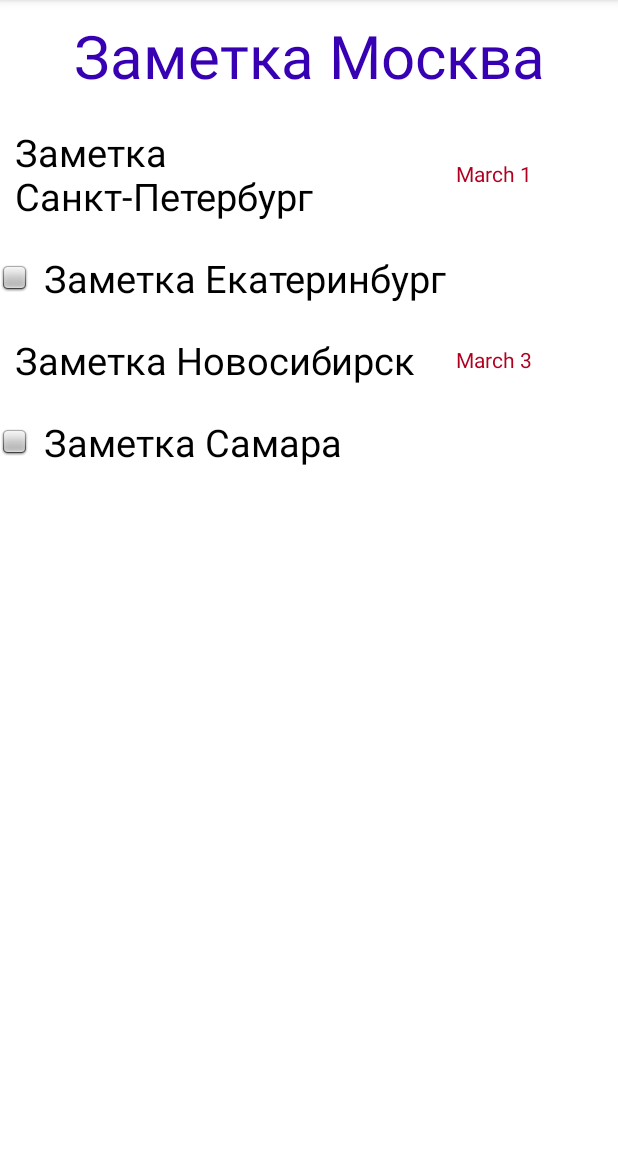
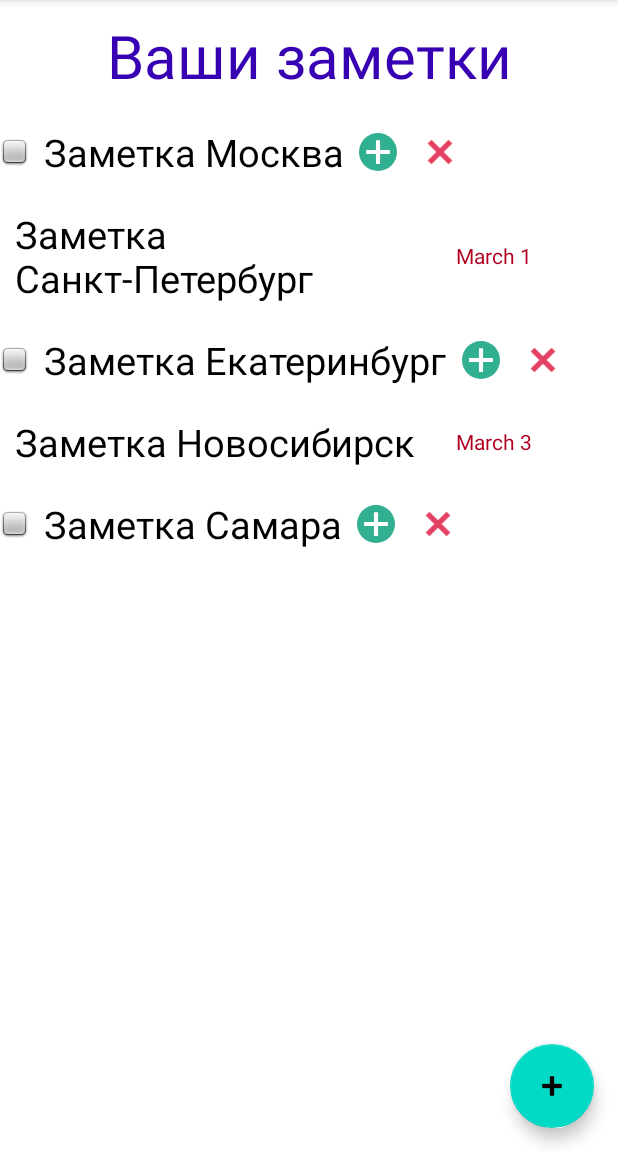
Before and after one commit to Iliassemeonidis/Android, an Android app: the screen it shows after launch (MainActivity), on a phone screen of 412 x 824 dp, the part 84-1236 px from its top. Run offline under Robolectric (Android 15) with nearby library versions, the phone set to English and light mode, and no system bars.

```diff
--- a/app/src/main/java/ru/adnroid/myapplication/Notes.java
+++ b/app/src/main/java/ru/adnroid/myapplication/Note.java
@@ -3,7 +3,7 @@ package ru.adnroid.myapplication;
 import android.os.Parcel;
 import android.os.Parcelable;
 
-public class Notes implements Parcelable {
+public class Note implements Parcelable {
     private int type;
     private String date;
     private String title;
@@ -11,28 +11,32 @@ public class Notes implements Parcelable {
     private int colour;
 
     // Создания  ранее сериализованных данных исходно объекта
-    public static final Creator<Notes> CREATOR = new Creator<Notes>() {
+    public static final Creator<Note> CREATOR = new Creator<Note>() {
         @Override
-        public Notes createFromParcel(Parcel source) {
+        public Note createFromParcel(Parcel source) {
             String title = source.readString();
             String description = source.readString();
             int colour = source.readInt();
-            return new Notes(title, description, colour);
+            return new Note(title, description, colour);
         }
 
         @Override
-        public Notes[] newArray(int size) {
-            return new Notes[size];
+        public Note[] newArray(int size) {
+            return new Note[size];
         }
     };
 
-    public Notes(String title, String description, int colour) {
+    public Note(String title, String description, int colour) {
         this.title = title;
         this.description = description;
         this.colour = colour;
     }
 
-    public Notes() {
+    public Note(int type) {
+        this.type = type;
+    }
+
+    public Note() {
     }
 
     public String getTitle() {
@@ -77,8 +81,8 @@ public class Notes implements Parcelable {
         dest.writeInt(colour);
     }
 
-    public Notes getInstance() {
-        return new Notes(title, description, colour);
+    public Note getInstance() {
+        return new Note(title, description, colour);
     }
 
 }
--- a/app/src/main/java/ru/adnroid/myapplication/main/MainFragment.java
+++ b/app/src/main/java/ru/adnroid/myapplication/main/MainFragment.java
@@ -8,7 +8,6 @@ import android.view.LayoutInflater;
 import android.view.MenuItem;
 import android.view.View;
 import android.view.ViewGroup;
-import android.widget.LinearLayout;
 
 import androidx.annotation.NonNull;
 import androidx.annotation.Nullable;
@@ -18,10 +17,12 @@ import androidx.fragment.app.FragmentManager;
 import androidx.fragment.app.FragmentTransaction;
 import androidx.recyclerview.widget.RecyclerView;
 
+import com.google.android.material.floatingactionbutton.FloatingActionButton;
+
 import java.util.ArrayList;
 
 import ru.adnroid.myapplication.EditFragment;
-import ru.adnroid.myapplication.Notes;
+import ru.adnroid.myapplication.Note;
 import ru.adnroid.myapplication.R;
 import ru.adnroid.myapplication.utils.ViewUtils;
 
@@ -36,11 +37,11 @@ public class MainFragment extends Fragment {
     public static final String LIST = "LIST";
     private static Bundle bundle;
     private MainFragmentAdapter adapter;
-    private ArrayList<Notes> notes;
+    private ArrayList<Note> notes;
 
     private final onClickItem onClickItem = new onClickItem() {
         @Override
-        public void onClick(Notes notes) {
+        public void onClick(Note notes) {
             FragmentManager fragmentManager = requireActivity().getSupportFragmentManager();
             FragmentTransaction transaction = fragmentManager.beginTransaction();
             EditFragment editFragment = EditFragment.newInstance(notes);
@@ -61,10 +62,10 @@ public class MainFragment extends Fragment {
     }
 
     interface onClickItem {
-        void onClick(Notes notes);
+        void onClick(Note notes);
     }
 
-    public static MainFragment newInstance(ArrayList<Notes> notes) {
+    public static MainFragment newInstance(ArrayList<Note> notes) {
         MainFragment fragment = new MainFragment();
         Bundle args = new Bundle();
         args.putParcelableArrayList(BUNDLE, notes);
@@ -81,8 +82,12 @@ public class MainFragment extends Fragment {
     public void onViewCreated(@NonNull View view, @Nullable Bundle savedInstanceState) {
         super.onViewCreated(view, savedInstanceState);
         bundle = new Bundle();
-        createList((LinearLayout) view, savedInstanceState);
+        createList(view, savedInstanceState);
         setHasOptionsMenu(true);
+        FloatingActionButton actionButton = view.findViewById(R.id.floating_action_button);
+        actionButton.setOnClickListener(v -> {
+            adapter.appendItem();
+        });
     }
 
     @Override
@@ -96,7 +101,7 @@ public class MainFragment extends Fragment {
                 if (context != null) {
                     FragmentManager fragmentManager = context.getSupportFragmentManager();
                     FragmentTransaction transaction = fragmentManager.beginTransaction();
-                    EditFragment editFragment = EditFragment.newInstance(new Notes());
+                    EditFragment editFragment = EditFragment.newInstance(new Note());
                     editFragment.setTargetFragment(this, REQUEST_CODE);
                     if (ViewUtils.getOrientation(getResources().getConfiguration()) == Configuration.ORIENTATION_LANDSCAPE) {
                         transaction.replace(R.id.details_container, editFragment, EDIT_FRAGMENT_TAG);
@@ -127,19 +132,18 @@ public class MainFragment extends Fragment {
         }
     }
 
-    private void createList(@NonNull LinearLayout container, @Nullable Bundle savedInstanceState) {
+    private void createList(@NonNull View view, @Nullable Bundle savedInstanceState) {
         String[] cities = getResources().getStringArray(R.array.cities);
         if (savedInstanceState != null) {
             notes = savedInstanceState.getParcelableArrayList(LIST);
         } else {
             if (notes == null) {
                 notes = new ArrayList<>();
+                addHeader();
                 for (int i = 0; i < cities.length; i++) {
                     String title = cities[i];
-                    Notes note = new Notes(title, "Описание", R.color.purple_700);
-                    if (i == 0) {
-                        note.setType(HEADER_TYPE);
-                    } else if (i % 2 == 0) {
+                    Note note = new Note(title, "Описание", R.color.purple_700);
+                    if (i % 2 == 0) {
                         note.setType(MainFragmentAdapter.NOTE_TYPE);
                     } else {
                         note.setType(MainFragmentAdapter.REMINDER_TYPE);
@@ -149,9 +153,13 @@ public class MainFragment extends Fragment {
                 }
             }
         }
-        RecyclerView recyclerView = container.findViewById(R.id.recycler_view);
+        RecyclerView recyclerView = view.findViewById(R.id.recycler_view);
         adapter = new MainFragmentAdapter(notes, onClickItem);
         recyclerView.setAdapter(adapter);
+    }
+
+    private void addHeader() {
+        notes.add(new Note(HEADER_TYPE));
     }
 
     @Override
@@ -161,7 +169,7 @@ public class MainFragment extends Fragment {
         bundle.putParcelableArrayList(LIST, notes);
     }
 
-    public static ArrayList<Notes> getNote() {
+    public static ArrayList<Note> getNote() {
         return bundle.getParcelableArrayList(LIST);
     }
 }
--- a/app/src/main/java/ru/adnroid/myapplication/main/MainFragmentAdapter.java
+++ b/app/src/main/java/ru/adnroid/myapplication/main/MainFragmentAdapter.java
@@ -3,6 +3,7 @@ package ru.adnroid.myapplication.main;
 import android.view.LayoutInflater;
 import android.view.View;
 import android.view.ViewGroup;
+import android.widget.ImageView;
 import android.widget.TextView;
 
 import androidx.annotation.NonNull;
@@ -10,7 +11,7 @@ import androidx.recyclerview.widget.RecyclerView;
 
 import java.util.ArrayList;
 
-import ru.adnroid.myapplication.Notes;
+import ru.adnroid.myapplication.Note;
 import ru.adnroid.myapplication.R;
 import ru.adnroid.myapplication.main.MainFragment.onClickItem;
 
@@ -20,10 +21,10 @@ public class MainFragmentAdapter extends RecyclerView.Adapter<RecyclerView.ViewH
     public static final int REMINDER_TYPE = 1;
     public static final int HEADER_TYPE = 2;
 
-    private ArrayList<Notes> notes;
+    private ArrayList<Note> notes;
     private final onClickItem onClickItem;
 
-    public MainFragmentAdapter(ArrayList<Notes> notes, onClickItem onClickItem) {
+    public MainFragmentAdapter(ArrayList<Note> notes, onClickItem onClickItem) {
         this.notes = notes;
         this.onClickItem = onClickItem;
     }
@@ -35,7 +36,7 @@ public class MainFragmentAdapter extends RecyclerView.Adapter<RecyclerView.ViewH
         View view;
         switch (viewType) {
             case NOTE_TYPE:
-                view = inflater.inflate(R.layout.list_item, parent, false);
+                view = inflater.inflate(R.layout.list_item_note, parent, false);
                 return new MainFragmentViewHolderNote(view);
             case REMINDER_TYPE:
                 view = inflater.inflate(R.layout.list_item_remind, parent, false);
@@ -52,13 +53,13 @@ public class MainFragmentAdapter extends RecyclerView.Adapter<RecyclerView.ViewH
     @Override
     public void onBindViewHolder(@NonNull RecyclerView.ViewHolder holder, int position) {
         int type = notes.get(position).getType();
-        Notes note = notes.get(position);
+        Note note = notes.get(position);
         switch (type) {
             case REMINDER_TYPE:
                 ((MainFragmentViewHolderReminder) holder).bind(note.getTitle(), note.getDate());
                 break;
             case HEADER_TYPE:
-                ((MainFragmentViewHolderHeader) holder).bind(note.getTitle());
+                ((MainFragmentViewHolderHeader) holder).bind();
                 break;
             default:
                 ((MainFragmentViewHolderNote) holder).bind(note.getTitle());
@@ -75,20 +76,44 @@ public class MainFragmentAdapter extends RecyclerView.Adapter<RecyclerView.ViewH
         return notes.get(position).getType();
     }
 
-    void setNewList(ArrayList<Notes> notes) {
+    void setNewList(ArrayList<Note> notes) {
         this.notes = notes;
         notifyDataSetChanged();
     }
 
+    void appendItem() {
+        notes.add(generateItem());
+        notifyItemInserted(notes.size() - 1);
+    }
+
+    Note generateItem() {
+        return new Note(NOTE_TYPE);
+    }
+
+    ///Region Holder
     class MainFragmentViewHolderNote extends RecyclerView.ViewHolder {
         private final TextView textView;
+        private final ImageView add;
+        private final ImageView remove;
 
         public MainFragmentViewHolderNote(@NonNull View itemView) {
             super(itemView);
             textView = itemView.findViewById(R.id.list_item_text_view);
-            itemView.setOnClickListener(v -> {
-                onClickItem.onClick(notes.get(getAdapterPosition()));
-            });
+            add = itemView.findViewById(R.id.add_item);
+            remove = itemView.findViewById(R.id.remove_item);
+            itemView.setOnClickListener(v -> onClickItem.onClick(notes.get(getAdapterPosition())));
+            add.setOnClickListener(v -> addItem());
+            remove.setOnClickListener(v -> removeItem());
+        }
+
+        private void addItem() {
+            notes.add(getLayoutPosition(), generateItem());
+            notifyItemInserted(getLayoutPosition());
+        }
+
+        private void removeItem() {
+            notes.remove(getLayoutPosition());
+            notifyItemRemoved(getLayoutPosition());
         }
 
         private void bind(String notes) {
@@ -105,9 +130,7 @@ public class MainFragmentAdapter extends RecyclerView.Adapter<RecyclerView.ViewH
             super(itemView);
             textView = itemView.findViewById(R.id.list_item_reminder);
             date = itemView.findViewById(R.id.list_item_date);
-            itemView.setOnClickListener(v -> {
-                onClickItem.onClick(notes.get(getAdapterPosition()));
-            });
+            itemView.setOnClickListener(v -> onClickItem.onClick(notes.get(getAdapterPosition())));
         }
 
         private void bind(String reminder, String reminderDate) {
@@ -117,18 +140,18 @@ public class MainFragmentAdapter extends RecyclerView.Adapter<RecyclerView.ViewH
     }
 
     class MainFragmentViewHolderHeader extends RecyclerView.ViewHolder {
+
         private final TextView textView;
 
         public MainFragmentViewHolderHeader(@NonNull View itemView) {
             super(itemView);
             textView = itemView.findViewById(R.id.list_item_header);
-            itemView.setOnClickListener(v -> {
-                onClickItem.onClick(notes.get(getAdapterPosition()));
-            });
+            itemView.setOnClickListener(v -> onClickItem.onClick(notes.get(getAdapterPosition())));
         }
 
-        private void bind(String header) {
-            textView.setText(header);
+        private void bind() {
+            textView.setText(R.string.list_header);
         }
     }
+    ///End Region Holder
 }
--- /dev/null
+++ b/app/src/main/res/drawable/ic_close.xml
@@ -0,0 +1,9 @@
+<vector xmlns:android="http://schemas.android.com/apk/res/android"
+    android:width="612dp"
+    android:height="792dp"
+    android:viewportWidth="612"
+    android:viewportHeight="792">
+  <path
+      android:pathData="M382.2,396.4l178.6,-178.6l-76.8,-76.8l-178.6,178.6l-178.6,-178.6l-76.8,76.8l178.6,178.6l-178.6,178.6l76.8,76.8l178.6,-178.6l178.6,178.6l76.8,-76.8l-178.6,-178.6z"
+      android:fillColor="#E44061"/>
+</vector>
--- /dev/null
+++ b/app/src/main/res/drawable/ic_plus.xml
@@ -0,0 +1,12 @@
+<vector xmlns:android="http://schemas.android.com/apk/res/android"
+    android:width="128dp"
+    android:height="128dp"
+    android:viewportWidth="128"
+    android:viewportHeight="128">
+    <path
+        android:fillColor="#31AF91"
+        android:pathData="M64,64m-64,0a64,64 0,1 1,128 0a64,64 0,1 1,-128 0" />
+    <path
+        android:fillColor="#FFFFFF"
+        android:pathData="M103,57H71V25c0,-0.6 -0.4,-1 -1,-1H58c-0.6,0 -1,0.4 -1,1v32H25c-0.6,0 -1,0.4 -1,1v12c0,0.6 0.4,1 1,1h32v32c0,0.6 0.4,1 1,1h12c0.6,0 1,-0.4 1,-1V71h32c0.6,0 1,-0.4 1,-1V58C104,57.4 103.6,57 103,57z" />
+</vector>
--- a/app/src/main/res/layout/fragment_main.xml
+++ b/app/src/main/res/layout/fragment_main.xml
@@ -1,10 +1,9 @@
 <?xml version="1.0" encoding="utf-8"?>
-<LinearLayout xmlns:android="http://schemas.android.com/apk/res/android"
+<FrameLayout xmlns:android="http://schemas.android.com/apk/res/android"
     xmlns:app="http://schemas.android.com/apk/res-auto"
     xmlns:tools="http://schemas.android.com/tools"
     android:layout_width="match_parent"
-    android:layout_height="match_parent"
-    android:orientation="vertical">
+    android:layout_height="match_parent">
 
     <androidx.recyclerview.widget.RecyclerView
         android:id="@+id/recycler_view"
@@ -13,4 +12,11 @@
         app:layoutManager="androidx.recyclerview.widget.LinearLayoutManager"
         tools:listitem="@layout/list_item" />
 
-</LinearLayout>
+    <com.google.android.material.floatingactionbutton.FloatingActionButton
+        android:id="@+id/floating_action_button"
+        android:layout_width="wrap_content"
+        android:layout_height="wrap_content"
+        android:layout_gravity="bottom|end"
+        android:layout_margin="@dimen/margin"
+        android:src="@android:drawable/ic_input_add" />
+</FrameLayout>
--- a/app/src/main/res/layout/list_item_note.xml
+++ b/app/src/main/res/layout/list_item_note.xml
@@ -20,4 +20,19 @@
         android:textColor="@color/black"
         android:textSize="@dimen/list_item_text_size"
         tools:text="Заметка Москва" />
+
+    <ImageView
+        android:id="@+id/add_item"
+        android:layout_width="25dp"
+        android:layout_height="25dp"
+        android:layout_gravity="center_vertical"
+        app:srcCompat="@drawable/ic_plus" />
+
+    <ImageView
+        android:id="@+id/remove_item"
+        android:layout_width="25dp"
+        android:layout_height="25dp"
+        android:layout_gravity="center_vertical"
+        android:layout_marginStart="@dimen/margin"
+        app:srcCompat="@drawable/ic_close" />
 </LinearLayout>
--- a/app/src/main/res/values/strings.xml
+++ b/app/src/main/res/values/strings.xml
@@ -40,5 +40,6 @@
     <string name="settings">Settings</string>
     <string name="add">add</string>
     <string name="clear">clear</string>
+    <string name="list_header">Ваши заметки</string>
 
 </resources>
```
Also changed, not shown: app/src/main/java/ru/adnroid/myapplication/DetailsFragment.java (+6 -6 lines), app/src/main/java/ru/adnroid/myapplication/EditFragment.java (+5 -5 lines).
